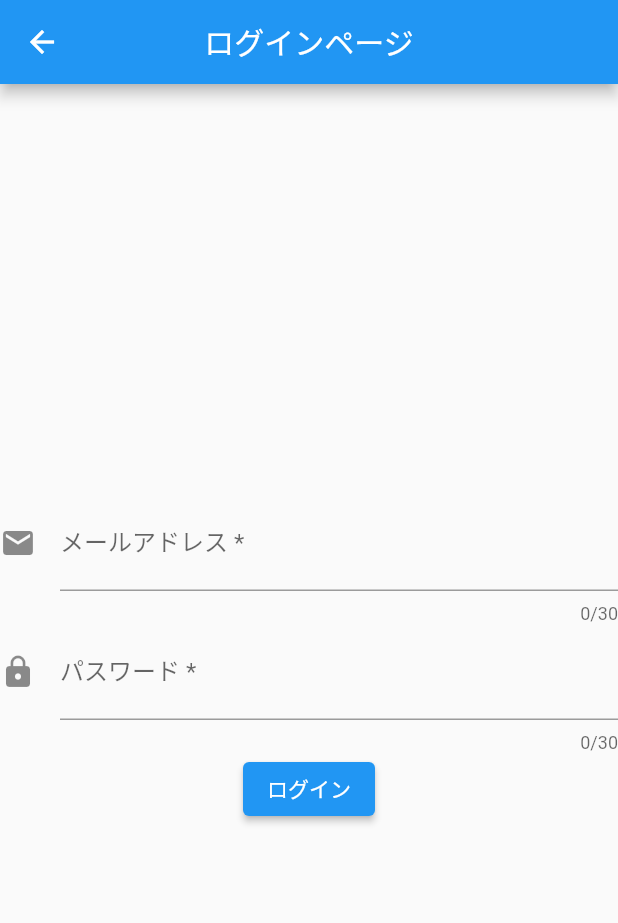
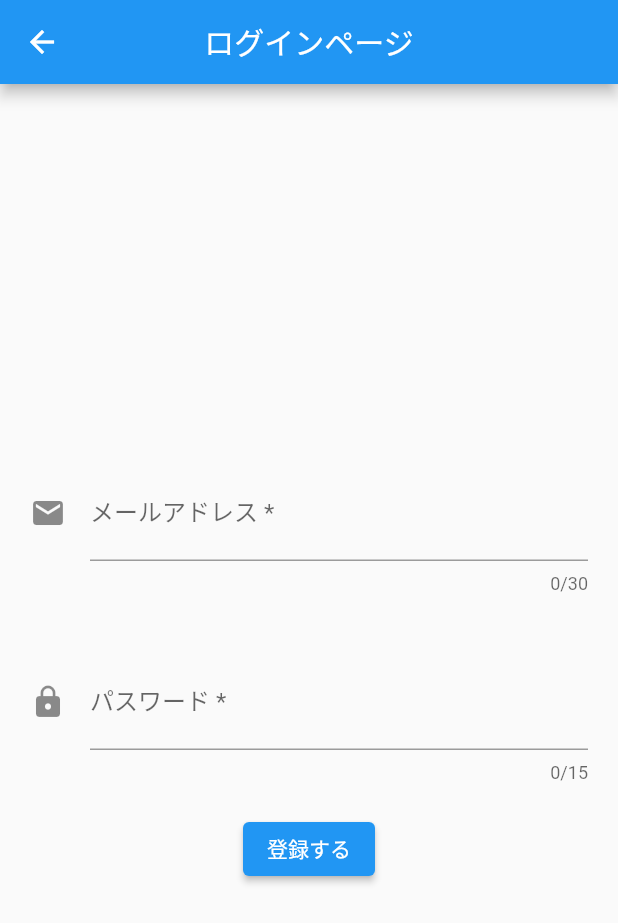
Before and after one commit to morio77/flutter-firebase-restapi, a Flutter app: the screen it shows after launch, after a tap on "ログインする", on a phone screen of 412 x 824 dp. Shown: the top 923 px of the screen. Run offline on Flutter 3.47's test engine with Material 2 defaults, Android fonts, the phone set to English and light mode, and no system bars; our stand-ins replace flutter_dotenv; missing offline and left inert: firebase_auth_rest; accounts and stored records are empty.

Commit message:
ログイン機能のプロトを実装

```diff
--- a/firebase_restapi/lib/pages/sign_in.dart
+++ b/firebase_restapi/lib/pages/sign_in.dart
@@ -1,4 +1,7 @@
+import 'package:firebase_auth_rest/firebase_auth_rest.dart';
 import 'package:flutter/material.dart';
+import 'package:flutter_dotenv/flutter_dotenv.dart';
+import 'package:http/http.dart';
 
 class SignInPage extends StatefulWidget {
   @override
@@ -20,35 +23,34 @@ class _SignInPageState extends State<SignInPage> {
         child: Column(
           mainAxisAlignment: MainAxisAlignment.center,
           children: [
-            TextField(
+            Container(
+              margin: EdgeInsets.all(20),
+              child: TextField(
                 controller: emailTextEditingController,
-              enabled: true,
                 maxLength: 30,
-              style: TextStyle(color: Colors.black),
-              obscureText: false,
-              maxLines:1 ,
                 decoration: const InputDecoration(
                   icon: Icon(Icons.mail),
                   hintText: 'メールアドレスを入力してください',
                   labelText: 'メールアドレス *',
                 ),
               ),
-            TextField(
+            ),
+            Container(
+              margin: EdgeInsets.all(20),
+              child: TextField(
                 controller: passwordTextEditingController,
-              enabled: true,
-              maxLength: 30,
-              style: TextStyle(color: Colors.black),
+                maxLength: 15,
                 obscureText: true,
-              maxLines:1 ,
                 decoration: const InputDecoration(
                   icon: Icon(Icons.lock),
                   hintText: 'パスワードを入力してください',
                   labelText: 'パスワード *',
                 ),
               ),
+            ),
             ElevatedButton(
               onPressed: () => SignInWithPassword(),
-              child: Text('ログイン'),
+              child: Text('登録する'),
             )
           ],
         ),
@@ -58,6 +60,21 @@ class _SignInPageState extends State<SignInPage> {
 
   /// E-mail/Passでログイン
   Future<void> SignInWithPassword() async {
+    final client = Client();
+    final apiKey = env['APIKEY'];
+    try {
+      final fbAuth = FirebaseAuth(client, apiKey, 'ja-JP');
+      final account = await fbAuth.signInWithPassword(emailTextEditingController.text, passwordTextEditingController.text);
 
+      print(await account.getDetails());
+
+      Navigator.pop(context);
+
+    } catch (e) {
+      print(e);
+    } finally {
+      print('Clientをクローズします。');
+      client.close();
     }
   }
+}
```
Lines whose indentation alone changed are shown as unchanged.
